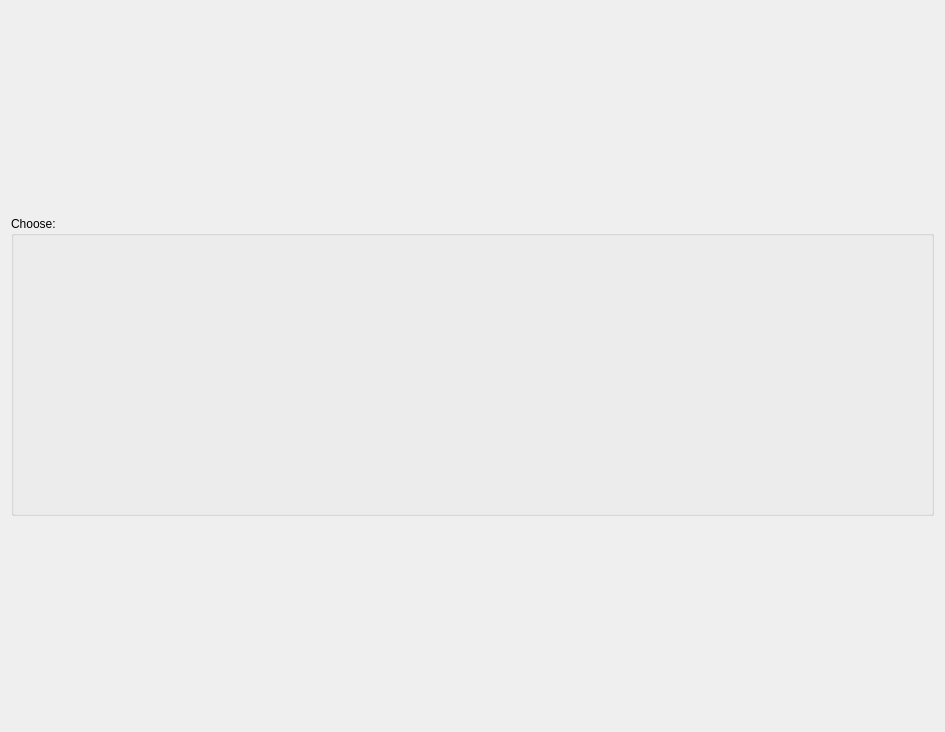
Qt form thor_mang_calibration/resource/ui/intro_page.ui (thor-mang/thor_mang_ui) before a commit.
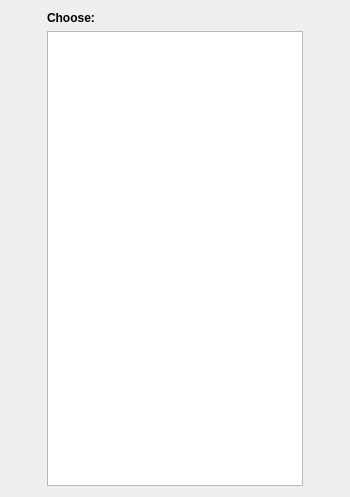
The same form after that commit.

```diff
--- a/thor_mang_calibration/resource/ui/intro_page.ui
+++ b/thor_mang_calibration/resource/ui/intro_page.ui
@@ -9,8 +9,8 @@
    <rect>
     <x>0</x>
     <y>0</y>
-    <width>945</width>
-    <height>732</height>
+    <width>350</width>
+    <height>497</height>
    </rect>
   </property>
   <property name="sizePolicy">
@@ -32,27 +32,31 @@
    <property name="sizeConstraint">
     <enum>QLayout::SetNoConstraint</enum>
    </property>
-   <item row="1" column="0" rowspan="2" colspan="2">
-    <layout class="QGridLayout" name="gridLayout_2">
+   <item row="0" column="1">
+    <layout class="QGridLayout" name="gridLayout_2" rowstretch="0,1">
      <item row="0" column="0">
-      <widget class="QGroupBox" name="paths_groupBox">
+      <widget class="QLabel" name="label">
        <property name="sizePolicy">
-        <sizepolicy hsizetype="Preferred" vsizetype="Preferred">
+        <sizepolicy hsizetype="Maximum" vsizetype="Fixed">
          <horstretch>0</horstretch>
          <verstretch>0</verstretch>
         </sizepolicy>
        </property>
-       <property name="maximumSize">
-        <size>
-         <width>16777215</width>
-         <height>300</height>
-        </size>
+       <property name="text">
+        <string>&lt;html&gt;&lt;head/&gt;&lt;body&gt;&lt;p&gt;&lt;span style=&quot; font-weight:600;&quot;&gt;Choose:&lt;/span&gt;&lt;/p&gt;&lt;/body&gt;&lt;/html&gt;</string>
        </property>
-       <property name="title">
-        <string>Choose:</string>
+      </widget>
+     </item>
+     <item row="1" column="0">
+      <widget class="QListWidget" name="paths_list">
+       <property name="sizePolicy">
+        <sizepolicy hsizetype="Maximum" vsizetype="MinimumExpanding">
+         <horstretch>0</horstretch>
+         <verstretch>0</verstretch>
+        </sizepolicy>
        </property>
-       <property name="alignment">
-        <set>Qt::AlignLeading|Qt::AlignLeft|Qt::AlignTop</set>
+       <property name="sizeAdjustPolicy">
+        <enum>QAbstractScrollArea::AdjustIgnored</enum>
        </property>
       </widget>
      </item>
```
